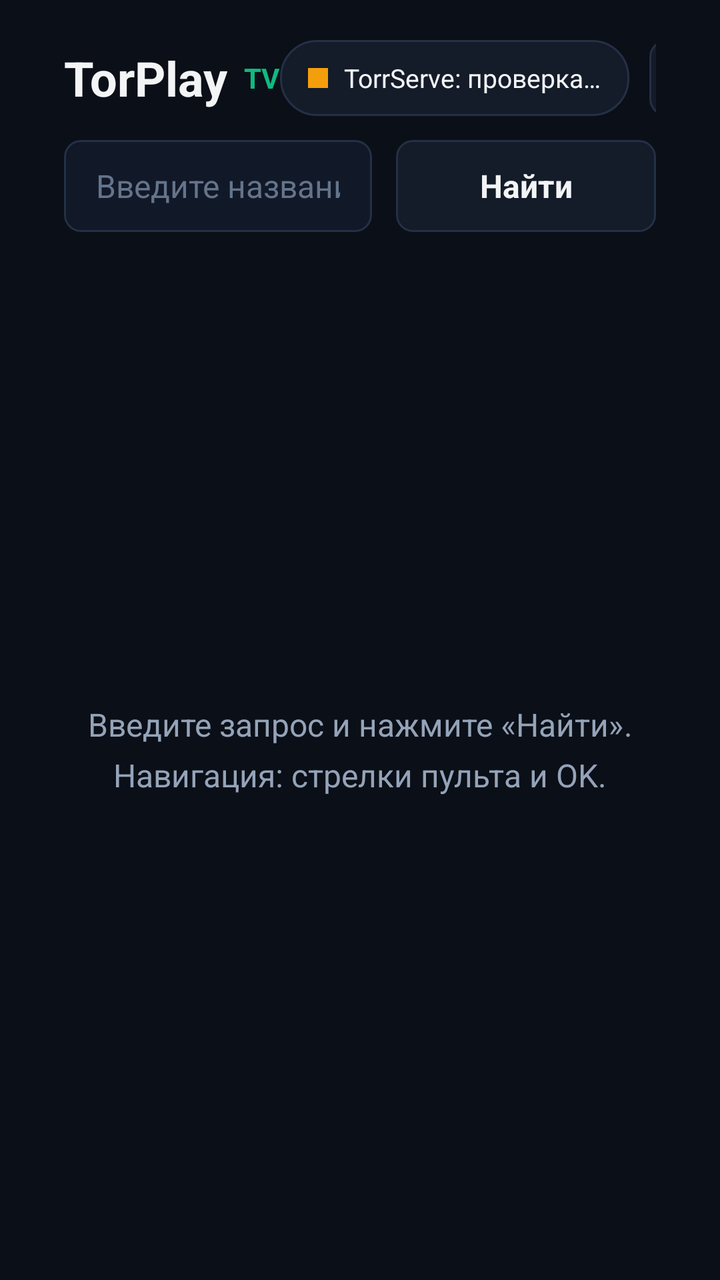
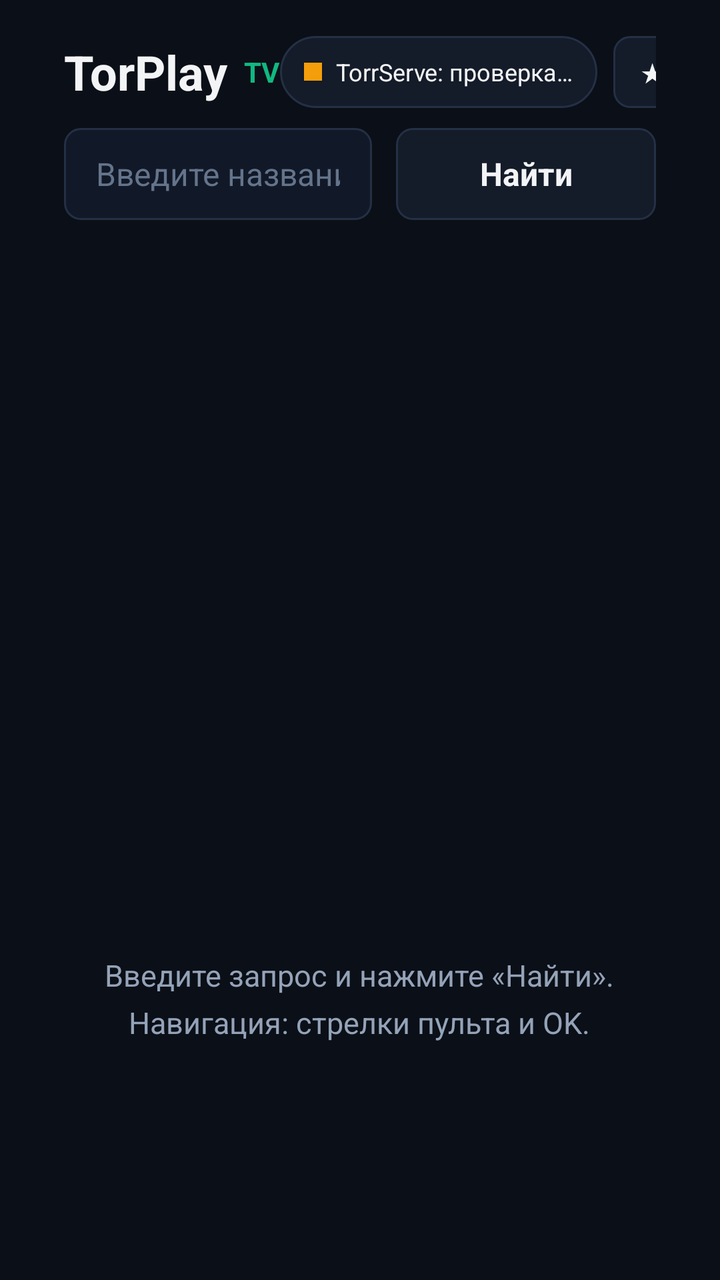

Screens rendered from an Android XML layout before and after an edit, with the pre-edit source and the edit as a unified diff.
<!-- AndroidManifest.xml: application theme Theme.TorPlay -->
<!-- res/layout/activity_main.xml -->
<?xml version="1.0" encoding="utf-8"?>
<FrameLayout xmlns:android="http://schemas.android.com/apk/res/android"
    android:layout_width="match_parent"
    android:layout_height="match_parent"
    android:background="@color/bg_screen">

    <LinearLayout
        android:layout_width="match_parent"
        android:layout_height="match_parent"
        android:orientation="vertical"
        android:paddingStart="32dp"
        android:paddingEnd="32dp"
        android:paddingTop="20dp"
        android:paddingBottom="16dp">

        
        <LinearLayout
            android:layout_width="match_parent"
            android:layout_height="wrap_content"
            android:gravity="center_vertical"
            android:orientation="horizontal"
            android:paddingBottom="12dp">

            <TextView
                android:id="@+id/tvBrand"
                android:layout_width="wrap_content"
                android:layout_height="wrap_content"
                android:text="TorPlay"
                android:textColor="@color/text_primary"
                android:textSize="24sp"
                android:textStyle="bold" />

            <TextView
                android:layout_width="wrap_content"
                android:layout_height="wrap_content"
                android:layout_marginStart="8dp"
                android:text="TV"
                android:textColor="@color/accent_emerald"
                android:textSize="14sp"
                android:textStyle="bold" />

            <View
                android:layout_width="0dp"
                android:layout_height="1dp"
                android:layout_weight="1" />

            <LinearLayout
                android:id="@+id/btnTorrServeStatus"
                android:layout_width="wrap_content"
                android:layout_height="38dp"
                android:layout_marginEnd="10dp"
                android:background="@drawable/bg_status_pill"
                android:clickable="true"
                android:focusable="true"
                android:gravity="center_vertical"
                android:nextFocusDown="@+id/etSearch"
                android:nextFocusRight="@+id/btnSettings"
                android:orientation="horizontal"
                android:paddingStart="14dp"
                android:paddingEnd="14dp">

                <View
                    android:id="@+id/viewStatusDot"
                    android:layout_width="10dp"
                    android:layout_height="10dp"
                    android:layout_marginEnd="8dp"
                    android:background="@color/status_warn" />

                <TextView
                    android:id="@+id/tvTorrServeStatus"
                    android:layout_width="wrap_content"
                    android:layout_height="wrap_content"
                    android:text="@string/status_checking"
                    android:textColor="@color/text_primary"
                    android:textSize="13sp" />
            </LinearLayout>

            <TextView
                android:id="@+id/btnSettings"
                android:layout_width="wrap_content"
                android:layout_height="38dp"
                android:background="@drawable/bg_button_selector"
                android:clickable="true"
                android:focusable="true"
                android:gravity="center"
                android:nextFocusDown="@+id/btnSearch"
                android:nextFocusLeft="@+id/btnTorrServeStatus"
                android:paddingStart="16dp"
                android:paddingEnd="16dp"
                android:text="@string/btn_settings"
                android:textColor="@color/text_primary"
                android:textSize="13sp"
                android:textStyle="bold" />
        </LinearLayout>

        
        <LinearLayout
            android:layout_width="match_parent"
            android:layout_height="wrap_content"
            android:gravity="center_vertical"
            android:orientation="horizontal"
            android:paddingBottom="10dp">

            <EditText
                android:id="@+id/etSearch"
                android:layout_width="0dp"
                android:layout_height="46dp"
                android:layout_weight="1"
                android:background="@drawable/bg_input_selector"
                android:hint="@string/search_hint"
                android:imeOptions="actionSearch"
                android:inputType="text"
                android:maxLines="1"
                android:nextFocusRight="@+id/btnSearch"
                android:nextFocusUp="@+id/btnTorrServeStatus"
                android:paddingStart="16dp"
                android:paddingEnd="16dp"
                android:singleLine="true"
                android:textColor="@color/text_primary"
                android:textColorHint="@color/text_muted"
                android:textSize="16sp" />

            <TextView
                android:id="@+id/btnSearch"
                android:layout_width="130dp"
                android:layout_height="46dp"
                android:layout_marginStart="12dp"
                android:background="@drawable/bg_button_selector"
                android:clickable="true"
                android:focusable="true"
                android:gravity="center"
                android:nextFocusLeft="@+id/etSearch"
                android:nextFocusUp="@+id/btnSettings"
                android:text="@string/btn_search"
                android:textColor="@color/text_primary"
                android:textSize="16sp"
                android:textStyle="bold" />
        </LinearLayout>

        
        <LinearLayout
            android:id="@+id/layoutFilters"
            android:layout_width="match_parent"
            android:layout_height="wrap_content"
            android:gravity="center_vertical"
            android:orientation="horizontal"
            android:paddingBottom="10dp"
            android:visibility="gone">

            <TextView
                android:id="@+id/btnFilterAll"
                android:layout_width="wrap_content"
                android:layout_height="34dp"
                android:layout_marginEnd="8dp"
                android:background="@drawable/bg_chip_selector"
                android:clickable="true"
                android:focusable="true"
                android:gravity="center"
                android:nextFocusDown="@+id/rvResults"
                android:nextFocusUp="@+id/etSearch"
                android:paddingStart="14dp"
                android:paddingEnd="14dp"
                android:text="@string/filter_all"
                android:textColor="@color/text_primary"
                android:textSize="13sp"
                android:textStyle="bold" />

            <TextView
                android:id="@+id/btnFilter4k"
                android:layout_width="wrap_content"
                android:layout_height="34dp"
                android:layout_marginEnd="8dp"
                android:background="@drawable/bg_chip_selector"
                android:clickable="true"
                android:focusable="true"
                android:gravity="center"
                android:nextFocusDown="@+id/rvResults"
                android:nextFocusUp="@+id/etSearch"
                android:paddingStart="14dp"
                android:paddingEnd="14dp"
                android:text="@string/filter_4k"
                android:textColor="@color/text_primary"
                android:textSize="13sp"
                android:textStyle="bold" />

            <TextView
                android:id="@+id/btnFilter1080"
                android:layout_width="wrap_content"
                android:layout_height="34dp"
                android:layout_marginEnd="8dp"
                android:background="@drawable/bg_chip_selector"
                android:clickable="true"
                android:focusable="true"
                android:gravity="center"
                android:nextFocusDown="@+id/rvResults"
                android:nextFocusUp="@+id/etSearch"
                android:paddingStart="14dp"
                android:paddingEnd="14dp"
                android:text="@string/filter_1080"
                android:textColor="@color/text_primary"
                android:textSize="13sp"
                android:textStyle="bold" />

            <TextView
                android:id="@+id/btnFilter720"
                android:layout_width="wrap_content"
                android:layout_height="34dp"
                android:layout_marginEnd="8dp"
                android:background="@drawable/bg_chip_selector"
                android:clickable="true"
                android:focusable="true"
                android:gravity="center"
                android:nextFocusDown="@+id/rvResults"
                android:nextFocusUp="@+id/etSearch"
                android:paddingStart="14dp"
                android:paddingEnd="14dp"
                android:text="@string/filter_720"
                android:textColor="@color/text_primary"
                android:textSize="13sp"
                android:textStyle="bold" />

            <TextView
                android:id="@+id/btnFilterHdr"
                android:layout_width="wrap_content"
                android:layout_height="34dp"
                android:layout_marginEnd="12dp"
                android:background="@drawable/bg_chip_selector"
                android:clickable="true"
                android:focusable="true"
                android:gravity="center"
                android:nextFocusDown="@+id/rvResults"
                android:nextFocusUp="@+id/etSearch"
                android:paddingStart="14dp"
                android:paddingEnd="14dp"
                android:text="@string/filter_hdr"
                android:textColor="@color/text_primary"
                android:textSize="13sp"
                android:textStyle="bold" />

            <TextView
                android:id="@+id/tvSearchMeta"
                android:layout_width="0dp"
                android:layout_height="wrap_content"
                android:layout_weight="1"
                android:ellipsize="end"
                android:maxLines="1"
                android:textColor="@color/text_secondary"
                android:textSize="12sp" />

            <TextView
                android:id="@+id/btnSort"
                android:layout_width="wrap_content"
                android:layout_height="34dp"
                android:layout_marginStart="8dp"
                android:background="@drawable/bg_chip_selector"
                android:clickable="true"
                android:focusable="true"
                android:gravity="center"
                android:nextFocusDown="@+id/rvResults"
                android:nextFocusUp="@+id/btnSearch"
                android:paddingStart="14dp"
                android:paddingEnd="14dp"
                android:text="@string/sort_seeds"
                android:textColor="@color/text_primary"
                android:textSize="13sp"
                android:textStyle="bold" />
        </LinearLayout>

        
        <FrameLayout
            android:layout_width="match_parent"
            android:layout_height="0dp"
            android:layout_weight="1">

            <androidx.recyclerview.widget.RecyclerView
                android:id="@+id/rvResults"
                android:layout_width="match_parent"
                android:layout_height="match_parent"
                android:clipToPadding="false"
                android:paddingBottom="16dp" />

            <LinearLayout
                android:id="@+id/layoutEmpty"
                android:layout_width="match_parent"
                android:layout_height="match_parent"
                android:gravity="center"
                android:orientation="vertical">

                <ProgressBar
                    android:id="@+id/progressSearch"
                    android:layout_width="42dp"
                    android:layout_height="42dp"
                    android:layout_marginBottom="12dp"
                    android:indeterminateTint="@color/accent_emerald"
                    android:visibility="gone" />

                <TextView
                    android:id="@+id/tvEmptyMessage"
                    android:layout_width="wrap_content"
                    android:layout_height="wrap_content"
                    android:gravity="center"
                    android:lineSpacingMultiplier="1.3"
                    android:text="@string/empty_prompt"
                    android:textColor="@color/text_secondary"
                    android:textSize="16sp" />
            </LinearLayout>
        </FrameLayout>
    </LinearLayout>

    
    <FrameLayout
        android:id="@+id/layoutLoadingOverlay"
        android:layout_width="match_parent"
        android:layout_height="match_parent"
        android:background="@color/bg_overlay"
        android:clickable="true"
        android:focusable="true"
        android:visibility="gone">

        <LinearLayout
            android:layout_width="480dp"
            android:layout_height="wrap_content"
            android:layout_gravity="center"
            android:background="@drawable/bg_dialog"
            android:gravity="center_horizontal"
            android:orientation="vertical"
            android:padding="28dp">

            <ProgressBar
                android:layout_width="42dp"
                android:layout_height="42dp"
                android:layout_marginBottom="14dp"
                android:indeterminateTint="@color/accent_emerald" />

            <TextView
                android:id="@+id/tvLoadingTitle"
                android:layout_width="match_parent"
                android:layout_height="wrap_content"
                android:ellipsize="end"
                android:gravity="center"
                android:maxLines="2"
                android:text="Подготовка потока…"
                android:textColor="@color/text_primary"
                android:textSize="17sp"
                android:textStyle="bold" />

            <TextView
                android:id="@+id/tvLoadingStep"
                android:layout_width="match_parent"
                android:layout_height="wrap_content"
                android:layout_marginTop="8dp"
                android:gravity="center"
                android:text="Подключение к TorrServe…"
                android:textColor="@color/text_secondary"
                android:textSize="14sp" />

            <ProgressBar
                android:id="@+id/progressBuffer"
                style="?android:attr/progressBarStyleHorizontal"
                android:layout_width="match_parent"
                android:layout_height="8dp"
                android:layout_marginTop="16dp"
                android:max="100"
                android:progress="0"
                android:progressTint="@color/accent_emerald"
                android:visibility="gone" />

            <TextView
                android:id="@+id/tvLoadingStats"
                android:layout_width="match_parent"
                android:layout_height="wrap_content"
                android:layout_marginTop="10dp"
                android:gravity="center"
                android:textColor="@color/accent_emerald"
                android:textSize="14sp"
                android:textStyle="bold"
                android:visibility="gone" />

            <TextView
                android:layout_width="wrap_content"
                android:layout_height="wrap_content"
                android:layout_marginTop="16dp"
                android:text="Нажмите «Назад» на пульте для отмены"
                android:textColor="@color/text_muted"
                android:textSize="12sp" />
        </LinearLayout>
    </FrameLayout>
</FrameLayout>
<!-- resources referenced by this layout -->
<resources>
  <color name="accent_emerald">#10B981</color>
  <color name="bg_overlay">#CC080B12</color>
  <color name="bg_screen">#0B0F17</color>
  <color name="status_warn">#F59E0B</color>
  <color name="text_muted">#64748B</color>
  <color name="text_primary">#F3F4F6</color>
  <color name="text_secondary">#94A3B8</color>
  <!-- drawable bg_dialog (drawable) -->
  <?xml version="1.0" encoding="utf-8"?>
  <shape xmlns:android="http://schemas.android.com/apk/res/android" android:shape="rectangle">
      <solid android:color="#111827" />
      <stroke android:width="1dp" android:color="@color/border_subtle" />
      <corners android:radius="12dp" />
  </shape>
  <!-- drawable bg_input_selector (drawable) -->
  <?xml version="1.0" encoding="utf-8"?>
  <selector xmlns:android="http://schemas.android.com/apk/res/android">
      <item android:state_focused="true">
          <shape android:shape="rectangle">
              <solid android:color="@color/bg_surface_focused" />
              <stroke android:width="2dp" android:color="@color/accent_emerald" />
              <corners android:radius="8dp" />
          </shape>
      </item>
      <item>
          <shape android:shape="rectangle">
              <solid android:color="@color/bg_input" />
              <stroke android:width="1dp" android:color="@color/border_subtle" />
              <corners android:radius="8dp" />
          </shape>
      </item>
  </selector>
  <!-- drawable bg_status_pill (drawable) -->
  <?xml version="1.0" encoding="utf-8"?>
  <selector xmlns:android="http://schemas.android.com/apk/res/android">
      <item android:state_focused="true">
          <shape android:shape="rectangle">
              <solid android:color="@color/bg_surface_focused" />
              <stroke android:width="2dp" android:color="@color/accent_emerald" />
              <corners android:radius="18dp" />
          </shape>
      </item>
      <item>
          <shape android:shape="rectangle">
              <solid android:color="@color/bg_surface" />
              <stroke android:width="1dp" android:color="@color/border_subtle" />
              <corners android:radius="18dp" />
          </shape>
      </item>
  </selector>
  <string name="btn_search">Найти</string>
  <string name="btn_settings">Настройки</string>
  <string name="empty_prompt">Введите запрос и нажмите «Найти».\nНавигация: стрелки пульта и OK.</string>
  <string name="filter_1080">1080p</string>
  <string name="filter_4k">4K</string>
  <string name="filter_720">720p</string>
  <string name="filter_all">Все</string>
  <string name="filter_hdr">HDR</string>
  <string name="search_hint">Введите название фильма или сериала…</string>
  <string name="sort_seeds">Сорт: Сиды ▼</string>
  <string name="status_checking">TorrServe: проверка…</string>
  <style name="Theme.TorPlay" parent="Theme.AppCompat.NoActionBar">
          <item name="android:windowBackground">@color/bg_screen</item>
          <item name="colorPrimary">@color/accent_emerald</item>
          <item name="colorPrimaryDark">@color/bg_screen</item>
          <item name="colorAccent">@color/accent_emerald</item>
          <item name="android:textColorPrimary">@color/text_primary</item>
          <item name="android:textColorSecondary">@color/text_secondary</item>
          <item name="android:windowOverscan">true</item>
      </style>
  <color name="accent_emerald_dark">#059669</color>
  <color name="bg_surface">#141B29</color>
  <color name="border_subtle">#243045</color>
  <color name="bg_surface_focused">#1C283B</color>
  <color name="bg_input">#111827</color>
  <!-- unchanged entries left out for length: 2 -->
</resources>

<!-- the commit's change to res/layout/activity_main.xml (unified diff, before → after) -->
@@ -10,8 +10,8 @@
         android:orientation="vertical"
         android:paddingStart="32dp"
         android:paddingEnd="32dp"
-        android:paddingTop="20dp"
-        android:paddingBottom="16dp">
+        android:paddingTop="18dp"
+        android:paddingBottom="14dp">
 
         
         <LinearLayout
@@ -19,7 +19,7 @@
             android:layout_height="wrap_content"
             android:gravity="center_vertical"
             android:orientation="horizontal"
-            android:paddingBottom="12dp">
+            android:paddingBottom="10dp">
 
             <TextView
                 android:id="@+id/tvBrand"
@@ -47,23 +47,22 @@
             <LinearLayout
                 android:id="@+id/btnTorrServeStatus"
                 android:layout_width="wrap_content"
-                android:layout_height="38dp"
-                android:layout_marginEnd="10dp"
+                android:layout_height="36dp"
+                android:layout_marginEnd="8dp"
                 android:background="@drawable/bg_status_pill"
                 android:clickable="true"
                 android:focusable="true"
                 android:gravity="center_vertical"
                 android:nextFocusDown="@+id/etSearch"
-                android:nextFocusRight="@+id/btnSettings"
                 android:orientation="horizontal"
-                android:paddingStart="14dp"
-                android:paddingEnd="14dp">
+                android:paddingStart="12dp"
+                android:paddingEnd="12dp">
 
                 <View
                     android:id="@+id/viewStatusDot"
-                    android:layout_width="10dp"
-                    android:layout_height="10dp"
-                    android:layout_marginEnd="8dp"
+                    android:layout_width="9dp"
+                    android:layout_height="9dp"
+                    android:layout_marginEnd="7dp"
                     android:background="@color/status_warn" />
 
                 <TextView
@@ -72,24 +71,40 @@
                     android:layout_height="wrap_content"
                     android:text="@string/status_checking"
                     android:textColor="@color/text_primary"
-                    android:textSize="13sp" />
+                    android:textSize="12sp" />
             </LinearLayout>
 
             <TextView
+                android:id="@+id/btnFavoriteQuery"
+                android:layout_width="wrap_content"
+                android:layout_height="36dp"
+                android:layout_marginEnd="8dp"
+                android:background="@drawable/bg_button_selector"
+                android:clickable="true"
+                android:focusable="true"
+                android:gravity="center"
+                android:nextFocusDown="@+id/etSearch"
+                android:paddingStart="14dp"
+                android:paddingEnd="14dp"
+                android:text="@string/btn_fav_toggle"
+                android:textColor="@color/text_primary"
+                android:textSize="12sp"
+                android:textStyle="bold" />
+
+            <TextView
                 android:id="@+id/btnSettings"
                 android:layout_width="wrap_content"
-                android:layout_height="38dp"
+                android:layout_height="36dp"
                 android:background="@drawable/bg_button_selector"
                 android:clickable="true"
                 android:focusable="true"
                 android:gravity="center"
                 android:nextFocusDown="@+id/btnSearch"
-                android:nextFocusLeft="@+id/btnTorrServeStatus"
-                android:paddingStart="16dp"
-                android:paddingEnd="16dp"
+                android:paddingStart="14dp"
+                android:paddingEnd="14dp"
                 android:text="@string/btn_settings"
                 android:textColor="@color/text_primary"
-                android:textSize="13sp"
+                android:textSize="12sp"
                 android:textStyle="bold" />
         </LinearLayout>
 
@@ -144,97 +159,97 @@
             android:layout_height="wrap_content"
             android:gravity="center_vertical"
             android:orientation="horizontal"
-            android:paddingBottom="10dp"
+            android:paddingBottom="8dp"
             android:visibility="gone">
 
             <TextView
                 android:id="@+id/btnFilterAll"
                 android:layout_width="wrap_content"
-                android:layout_height="34dp"
-                android:layout_marginEnd="8dp"
+                android:layout_height="32dp"
+                android:layout_marginEnd="7dp"
                 android:background="@drawable/bg_chip_selector"
                 android:clickable="true"
                 android:focusable="true"
                 android:gravity="center"
                 android:nextFocusDown="@+id/rvResults"
                 android:nextFocusUp="@+id/etSearch"
-                android:paddingStart="14dp"
-                android:paddingEnd="14dp"
+                android:paddingStart="12dp"
+                android:paddingEnd="12dp"
                 android:text="@string/filter_all"
                 android:textColor="@color/text_primary"
-                android:textSize="13sp"
+                android:textSize="12sp"
                 android:textStyle="bold" />
 
             <TextView
                 android:id="@+id/btnFilter4k"
                 android:layout_width="wrap_content"
-                android:layout_height="34dp"
-                android:layout_marginEnd="8dp"
+                android:layout_height="32dp"
+                android:layout_marginEnd="7dp"
                 android:background="@drawable/bg_chip_selector"
                 android:clickable="true"
                 android:focusable="true"
                 android:gravity="center"
                 android:nextFocusDown="@+id/rvResults"
                 android:nextFocusUp="@+id/etSearch"
-                android:paddingStart="14dp"
-                android:paddingEnd="14dp"
+                android:paddingStart="12dp"
+                android:paddingEnd="12dp"
                 android:text="@string/filter_4k"
                 android:textColor="@color/text_primary"
-                android:textSize="13sp"
+                android:textSize="12sp"
                 android:textStyle="bold" />
 
             <TextView
                 android:id="@+id/btnFilter1080"
                 android:layout_width="wrap_content"
-                android:layout_height="34dp"
-                android:layout_marginEnd="8dp"
+                android:layout_height="32dp"
+                android:layout_marginEnd="7dp"
                 android:background="@drawable/bg_chip_selector"
                 android:clickable="true"
                 android:focusable="true"
                 android:gravity="center"
                 android:nextFocusDown="@+id/rvResults"
                 android:nextFocusUp="@+id/etSearch"
-                android:paddingStart="14dp"
-                android:paddingEnd="14dp"
+                android:paddingStart="12dp"
+                android:paddingEnd="12dp"
                 android:text="@string/filter_1080"
                 android:textColor="@color/text_primary"
-                android:textSize="13sp"
+                android:textSize="12sp"
                 android:textStyle="bold" />
 
             <TextView
                 android:id="@+id/btnFilter720"
                 android:layout_width="wrap_content"
-                android:layout_height="34dp"
-                android:layout_marginEnd="8dp"
+                android:layout_height="32dp"
+                android:layout_marginEnd="7dp"
                 android:background="@drawable/bg_chip_selector"
                 android:clickable="true"
                 android:focusable="true"
                 android:gravity="center"
                 android:nextFocusDown="@+id/rvResults"
                 android:nextFocusUp="@+id/etSearch"
-                android:paddingStart="14dp"
-                android:paddingEnd="14dp"
+                android:paddingStart="12dp"
+                android:paddingEnd="12dp"
                 android:text="@string/filter_720"
                 android:textColor="@color/text_primary"
-                android:textSize="13sp"
+                android:textSize="12sp"
                 android:textStyle="bold" />
 
             <TextView
                 android:id="@+id/btnFilterHdr"
                 android:layout_width="wrap_content"
-                android:layout_height="34dp"
-                android:layout_marginEnd="12dp"
+                android:layout_height="32dp"
+                android:layout_marginEnd="10dp"
                 android:background="@drawable/bg_chip_selector"
                 android:clickable="true"
                 android:focusable="true"
                 android:gravity="center"
                 android:nextFocusDown="@+id/rvResults"
                 android:nextFocusUp="@+id/etSearch"
-                android:paddingStart="14dp"
-                android:paddingEnd="14dp"
+                android:paddingStart="12dp"
+                android:paddingEnd="12dp"
                 android:text="@string/filter_hdr"
                 android:textColor="@color/text_primary"
-                android:textSize="13sp"
+                android:textSize="12sp"
                 android:textStyle="bold" />
 
             <TextView
@@ -250,7 +265,7 @@
             <TextView
                 android:id="@+id/btnSort"
                 android:layout_width="wrap_content"
-                android:layout_height="34dp"
+                android:layout_height="32dp"
                 android:layout_marginStart="8dp"
                 android:background="@drawable/bg_chip_selector"
                 android:clickable="true"
@@ -258,31 +273,68 @@
                 android:gravity="center"
                 android:nextFocusDown="@+id/rvResults"
                 android:nextFocusUp="@+id/btnSearch"
-                android:paddingStart="14dp"
-                android:paddingEnd="14dp"
+                android:paddingStart="12dp"
+                android:paddingEnd="12dp"
                 android:text="@string/sort_seeds"
                 android:textColor="@color/text_primary"
-                android:textSize="13sp"
+                android:textSize="12sp"
                 android:textStyle="bold" />
         </LinearLayout>
 
         
-        <FrameLayout
+        <LinearLayout
+            android:id="@+id/layoutHomeShelves"
             android:layout_width="match_parent"
             android:layout_height="0dp"
-            android:layout_weight="1">
+            android:layout_weight="1"
+            android:orientation="vertical">
+
+            
+            <TextView
+                android:id="@+id/tvFavoritesHeader"
+                android:layout_width="match_parent"
+                android:layout_height="wrap_content"
+                android:paddingTop="4dp"
+                android:paddingBottom="6dp"
+                android:text="@string/favorites_title"
+                android:textColor="@color/text_primary"
+                android:textSize="15sp"
+                android:textStyle="bold"
+                android:visibility="gone" />
 
             <androidx.recyclerview.widget.RecyclerView
-                android:id="@+id/rvResults"
-                android:layout_width="match_parent"
-                android:layout_height="match_parent"
+                android:id="@+id/rvFavorites"
+                android:layout_width="match_parent"
+                android:layout_height="wrap_content"
                 android:clipToPadding="false"
-                android:paddingBottom="16dp" />
-
+                android:visibility="gone" />
+
+            
+            <TextView
+                android:id="@+id/tvHistoryHeader"
+                android:layout_width="match_parent"
+                android:layout_height="wrap_content"
+                android:paddingTop="8dp"
+                android:paddingBottom="6dp"
+                android:text="@string/history_title"
+                android:textColor="@color/text_primary"
+                android:textSize="15sp"
+                android:textStyle="bold"
+                android:visibility="gone" />
+
+            <androidx.recyclerview.widget.RecyclerView
+                android:id="@+id/rvHistory"
+                android:layout_width="match_parent"
+                android:layout_height="0dp"
+                android:layout_weight="1"
+                android:clipToPadding="false" />
+
+            
             <LinearLayout
                 android:id="@+id/layoutEmpty"
                 android:layout_width="match_parent"
-                android:layout_height="match_parent"
+                android:layout_height="0dp"
+                android:layout_weight="1"
                 android:gravity="center"
                 android:orientation="vertical">
 
@@ -302,9 +354,19 @@
                     android:lineSpacingMultiplier="1.3"
                     android:text="@string/empty_prompt"
                     android:textColor="@color/text_secondary"
-                    android:textSize="16sp" />
+                    android:textSize="15sp" />
             </LinearLayout>
-        </FrameLayout>
+        </LinearLayout>
+
+        
+        <androidx.recyclerview.widget.RecyclerView
+            android:id="@+id/rvResults"
+            android:layout_width="match_parent"
+            android:layout_height="0dp"
+            android:layout_weight="1"
+            android:clipToPadding="false"
+            android:paddingBottom="12dp"
+            android:visibility="gone" />
     </LinearLayout>
 
     
<!-- resource entries referenced after the edit -->
@@ -50,14 +50,17 @@
           </shape>
       </item>
   </selector>
+  <string name="btn_fav_toggle">★ В избранное</string>
   <string name="btn_search">Найти</string>
   <string name="btn_settings">Настройки</string>
   <string name="empty_prompt">Введите запрос и нажмите «Найти».\nНавигация: стрелки пульта и OK.</string>
+  <string name="favorites_title">Избранное</string>
   <string name="filter_1080">1080p</string>
   <string name="filter_4k">4K</string>
   <string name="filter_720">720p</string>
   <string name="filter_all">Все</string>
   <string name="filter_hdr">HDR</string>
+  <string name="history_title">История просмотров</string>
   <string name="search_hint">Введите название фильма или сериала…</string>
   <string name="sort_seeds">Сорт: Сиды ▼</string>
   <string name="status_checking">TorrServe: проверка…</string>
